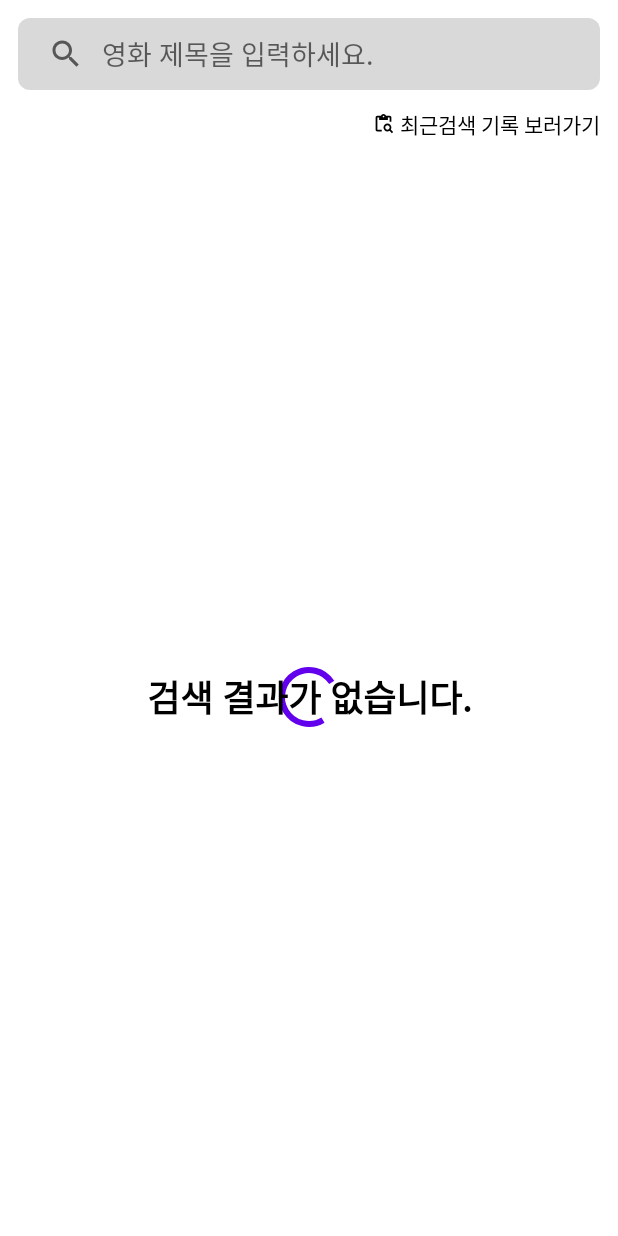
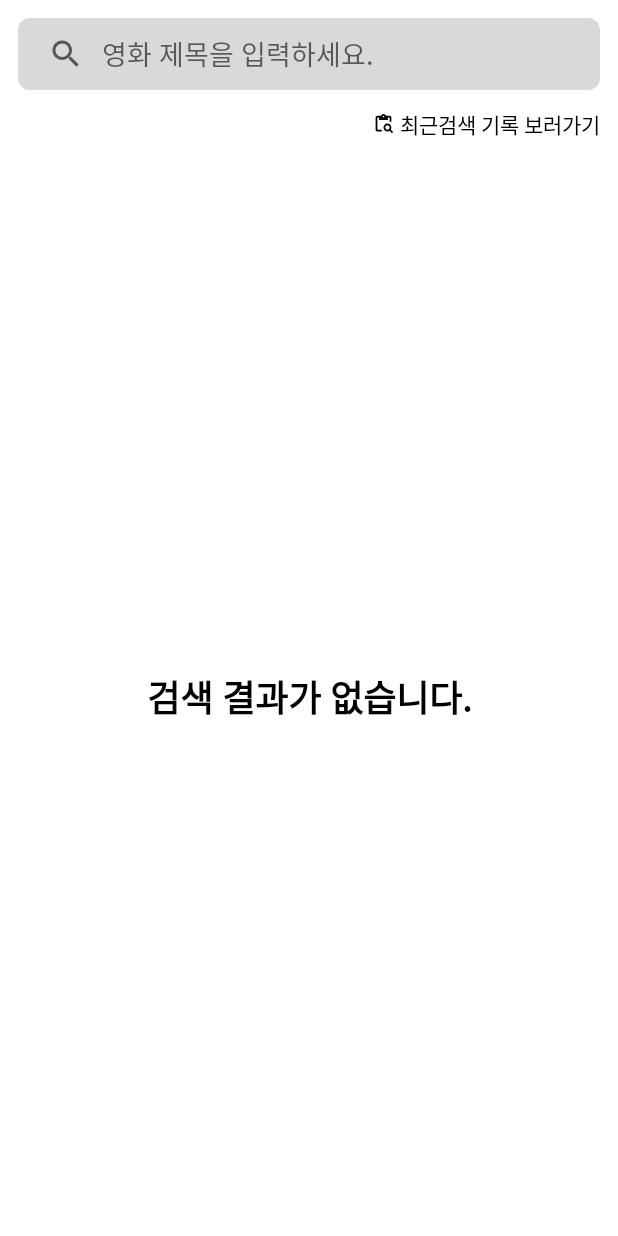
Before and after one commit to koreatlwls/Flow_Android_KimSiJin, an Android app: the screen it shows after launch (MainActivity), on a phone screen of 412 x 824 dp. Run offline under Robolectric (Android 15) with nearby library versions, the phone set to English and light mode, and no system bars; our stand-ins replace Dagger/Hilt's generated code, data binding, paging.

Commit message:
feat : 검색어 입력을 통해 검색 결과 구현 및 UiState에 따른 이벤트 처리 구현

```diff
--- /dev/null
+++ b/app/src/main/java/com/example/flow/ui/bindingadapter/ButtonBindingAdapter.kt
@@ -0,0 +1,14 @@
+package com.example.flow.ui.bindingadapter
+
+import android.view.View
+import androidx.databinding.BindingAdapter
+import com.example.flow.ui.search.UiState
+import com.google.android.material.button.MaterialButton
+
+@BindingAdapter("showError")
+fun MaterialButton.showError(uiState: UiState) {
+    visibility = if (uiState is UiState.Error)
+        View.VISIBLE
+    else
+        View.GONE
+}
--- /dev/null
+++ b/app/src/main/java/com/example/flow/ui/bindingadapter/ProgressBindingAdapter.kt
@@ -0,0 +1,14 @@
+package com.example.flow.ui.bindingadapter
+
+import android.view.View
+import androidx.databinding.BindingAdapter
+import com.example.flow.ui.search.UiState
+import com.google.android.material.progressindicator.CircularProgressIndicator
+
+@BindingAdapter("showOnLoading")
+fun CircularProgressIndicator.showOnLoading(uiState: UiState) {
+    visibility = if (uiState is UiState.Loading)
+        View.VISIBLE
+    else
+        View.GONE
+}
--- /dev/null
+++ b/app/src/main/java/com/example/flow/ui/bindingadapter/RecyclerViewBindingAdapter.kt
@@ -0,0 +1,14 @@
+package com.example.flow.ui.bindingadapter
+
+import android.view.View
+import androidx.databinding.BindingAdapter
+import androidx.recyclerview.widget.RecyclerView
+import com.example.flow.ui.search.UiState
+
+@BindingAdapter("showSuccess")
+fun RecyclerView.showSuccess(uiState: UiState) {
+    visibility = if (uiState is UiState.Success)
+        View.VISIBLE
+    else
+        View.GONE
+}
--- /dev/null
+++ b/app/src/main/java/com/example/flow/ui/bindingadapter/TextViewBindingAdapter.kt
@@ -0,0 +1,14 @@
+package com.example.flow.ui.bindingadapter
+
+import android.view.View
+import android.widget.TextView
+import androidx.databinding.BindingAdapter
+import com.example.flow.ui.search.UiState
+
+@BindingAdapter("showEmpty")
+fun TextView.showEmpty(uiState: UiState) {
+    visibility = if (uiState is UiState.Empty)
+        View.VISIBLE
+    else
+        View.GONE
+}
--- a/app/src/main/java/com/example/flow/ui/search/SearchFragment.kt
+++ b/app/src/main/java/com/example/flow/ui/search/SearchFragment.kt
@@ -3,15 +3,16 @@ package com.example.flow.ui.search
 import android.os.Bundle
 import android.util.Log
 import android.view.View
+import androidx.appcompat.widget.SearchView
 import androidx.fragment.app.viewModels
-import androidx.lifecycle.lifecycleScope
+import androidx.paging.LoadState
 import androidx.recyclerview.widget.LinearLayoutManager
 import com.example.flow.R
 import com.example.flow.databinding.FragmentSearchBinding
 import com.example.flow.ui.BaseFragment
+import com.example.flow.util.repeatOnStarted
 import dagger.hilt.android.AndroidEntryPoint
 import kotlinx.coroutines.flow.collectLatest
-import kotlinx.coroutines.launch
 
 @AndroidEntryPoint
 class SearchFragment : BaseFragment<FragmentSearchBinding>(R.layout.fragment_search) {
@@ -24,17 +25,16 @@ class SearchFragment : BaseFragment<FragmentSearchBinding>(R.layout.fragment_sea
         super.onViewCreated(view, savedInstanceState)
 
         initAdapter()
-        searchViewModel.getMovies("Iron Man")
-        lifecycleScope.launch{
-            searchViewModel.movieResponse.collectLatest {
-                searchPagingAdapter.submitData(it)
-            }
-        }
+        listenSearchView()
+        listenLoadState()
+        observeQuery()
+        observeMovieResponse()
 
     }
 
     override fun initBinding() {
         binding.lifecycleOwner = viewLifecycleOwner
+        binding.viewModel = searchViewModel
     }
 
     private fun initAdapter() {
@@ -46,4 +46,51 @@ class SearchFragment : BaseFragment<FragmentSearchBinding>(R.layout.fragment_sea
         binding.recyclerViewSearchResult.layoutManager = LinearLayoutManager(requireContext())
     }
 
+    private fun listenSearchView() {
+        binding.searchView.setOnQueryTextListener(object : SearchView.OnQueryTextListener {
+            override fun onQueryTextSubmit(query: String?): Boolean {
+                query?.let {
+                    if (it.isNotBlank()) {
+                        searchViewModel.setQuery(it)
+                    }
+                }
+
+                return false
+            }
+
+            override fun onQueryTextChange(newText: String?): Boolean = false
+
+        })
+    }
+
+    private fun listenLoadState() {
+        searchPagingAdapter.addLoadStateListener {
+            when (it.source.refresh) {
+                is LoadState.Loading -> searchViewModel.setLoadingState()
+                is LoadState.NotLoading -> searchViewModel.setSuccessState()
+                is LoadState.Error -> searchViewModel.setErrorState()
+            }
+
+            if (it.source.refresh is LoadState.NotLoading && it.append.endOfPaginationReached && searchPagingAdapter.itemCount < 1) {
+                searchViewModel.setEmptyState()
+            }
+        }
+    }
+
+    private fun observeQuery() {
+        repeatOnStarted {
+            searchViewModel.query.collectLatest {
+                searchViewModel.getMovies(it)
+            }
+        }
+    }
+
+    private fun observeMovieResponse() {
+        repeatOnStarted {
+            searchViewModel.movieResponse.collectLatest {
+                searchPagingAdapter.submitData(it)
+            }
+        }
+    }
+
 }
--- a/app/src/main/java/com/example/flow/ui/search/SearchViewModel.kt
+++ b/app/src/main/java/com/example/flow/ui/search/SearchViewModel.kt
@@ -6,6 +6,8 @@ import androidx.paging.PagingData
 import androidx.paging.cachedIn
 import com.example.flow.data.repository.MovieRepository
 import com.example.flow.model.Movie
+import com.example.flow.util.MutableEventFlow
+import com.example.flow.util.asEventFlow
 import dagger.hilt.android.lifecycle.HiltViewModel
 import kotlinx.coroutines.flow.MutableStateFlow
 import kotlinx.coroutines.flow.StateFlow
@@ -18,8 +20,22 @@ class SearchViewModel @Inject constructor(
     private val movieRepository: MovieRepository
 ) : ViewModel() {
 
+    private val _uiState = MutableStateFlow<UiState>(UiState.Empty)
+    val uiState: StateFlow<UiState>
+        get() = _uiState
+
+    private val _query = MutableEventFlow<String>()
+    val query = _query.asEventFlow()
+
     private val _movieResponse = MutableStateFlow<PagingData<Movie>>(PagingData.empty())
-    val movieResponse: StateFlow<PagingData<Movie>> = _movieResponse
+    val movieResponse: StateFlow<PagingData<Movie>>
+        get() = _movieResponse
+
+    fun setQuery(input: String) {
+        viewModelScope.launch {
+            _query.emit(input)
+        }
+    }
 
     fun getMovies(query: String) {
         viewModelScope.launch {
@@ -31,4 +47,27 @@ class SearchViewModel @Inject constructor(
         }
     }
 
+    fun setLoadingState() {
+        _uiState.value = UiState.Loading
+    }
+
+    fun setSuccessState() {
+        _uiState.value = UiState.Success
+    }
+
+    fun setErrorState() {
+        _uiState.value = UiState.Error
+    }
+
+    fun setEmptyState() {
+        _uiState.value = UiState.Empty
+    }
+
 }
+
+sealed class UiState {
+    object Loading : UiState()
+    object Empty : UiState()
+    object Success : UiState()
+    object Error : UiState()
+}
--- a/app/src/main/res/layout/fragment_search.xml
+++ b/app/src/main/res/layout/fragment_search.xml
@@ -1,6 +1,14 @@
 <?xml version="1.0" encoding="utf-8"?>
 <layout xmlns:android="http://schemas.android.com/apk/res/android"
     xmlns:app="http://schemas.android.com/apk/res-auto">
+
+    <data>
+
+        <variable
+            name="viewModel"
+            type="com.example.flow.ui.search.SearchViewModel" />
+
+    </data>
 
     <androidx.constraintlayout.widget.ConstraintLayout
         android:layout_width="match_parent"
@@ -54,7 +62,8 @@
             app:layout_constraintBottom_toBottomOf="parent"
             app:layout_constraintEnd_toEndOf="parent"
             app:layout_constraintStart_toStartOf="parent"
-            app:layout_constraintTop_toBottomOf="@id/text_view_recent_search" />
+            app:layout_constraintTop_toBottomOf="@id/text_view_recent_search"
+            app:showOnLoading="@{viewModel.uiState}" />
 
         <TextView
             android:id="@+id/text_view_search_empty"
@@ -67,7 +76,23 @@
             app:layout_constraintBottom_toBottomOf="parent"
             app:layout_constraintEnd_toEndOf="parent"
             app:layout_constraintStart_toStartOf="parent"
-            app:layout_constraintTop_toBottomOf="@id/text_view_recent_search" />
+            app:layout_constraintTop_toBottomOf="@id/text_view_recent_search"
+            app:showEmpty="@{viewModel.uiState}" />
+
+        <com.google.android.material.button.MaterialButton
+            android:id="@+id/button_retry"
+            style="@style/Widget.MaterialComponents.Button.OutlinedButton"
+            android:layout_width="wrap_content"
+            android:layout_height="wrap_content"
+            android:text="@string/retry_text"
+            android:textColor="@color/black"
+            android:textSize="24sp"
+            android:textStyle="bold"
+            app:layout_constraintBottom_toBottomOf="parent"
+            app:layout_constraintEnd_toEndOf="parent"
+            app:layout_constraintStart_toStartOf="parent"
+            app:layout_constraintTop_toBottomOf="@id/text_view_recent_search"
+            app:showError="@{viewModel.uiState}" />
 
         <androidx.recyclerview.widget.RecyclerView
             android:id="@+id/recycler_view_search_result"
@@ -76,7 +101,8 @@
             app:layout_constraintBottom_toBottomOf="parent"
             app:layout_constraintEnd_toEndOf="@id/guide_line_end"
             app:layout_constraintStart_toStartOf="@id/guide_line_start"
-            app:layout_constraintTop_toBottomOf="@id/text_view_recent_search" />
+            app:layout_constraintTop_toBottomOf="@id/text_view_recent_search"
+            app:showSuccess="@{viewModel.uiState}" />
 
     </androidx.constraintlayout.widget.ConstraintLayout>
 
--- a/app/src/main/res/values/strings.xml
+++ b/app/src/main/res/values/strings.xml
@@ -4,4 +4,5 @@
     <string name="movie_title_input_hint">영화 제목을 입력하세요.</string>
     <string name="go_to_recent_search_text">최근검색 기록 보러가기</string>
     <string name="empty_search_result_text">검색 결과가 없습니다.</string>
+    <string name="retry_text">다시시도</string>
 </resources>
```
Also changed, not shown: app/src/main/java/com/example/flow/ui/bindingadapter/ImageViewBindingAdapter.kt (added, +17 -0 lines), app/src/main/res/layout/item_movie.xml (+7 -2 lines).
